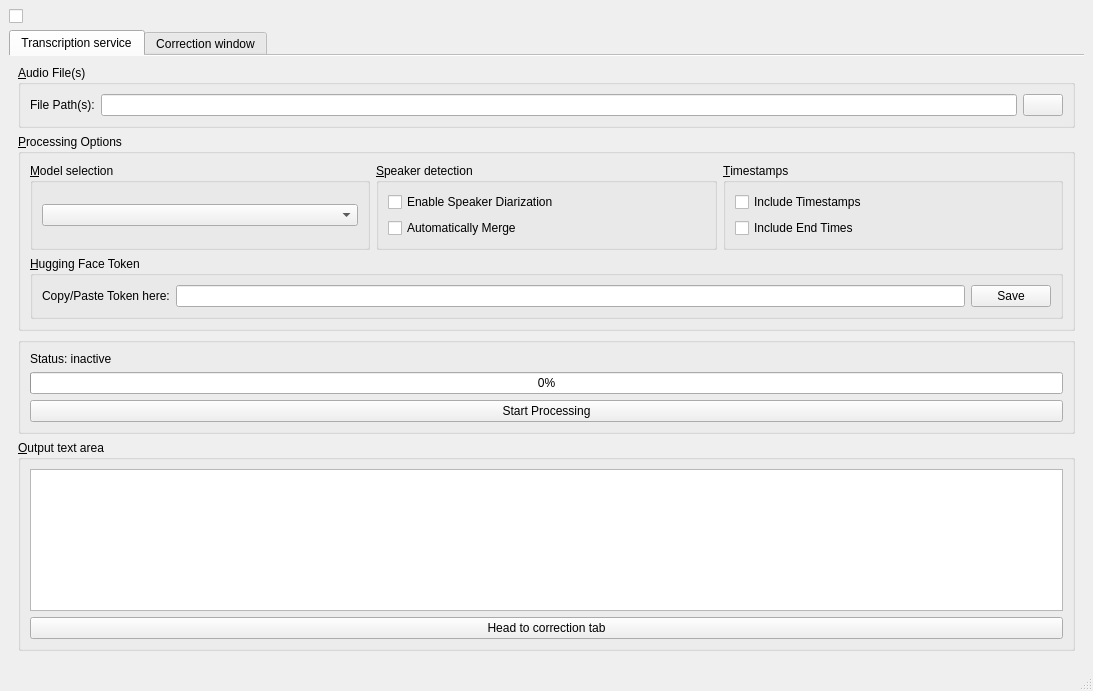
The window that ui/main_window.ui (OLi-pel/AutoVerse) describes before a commit, drawn with Qt 5.
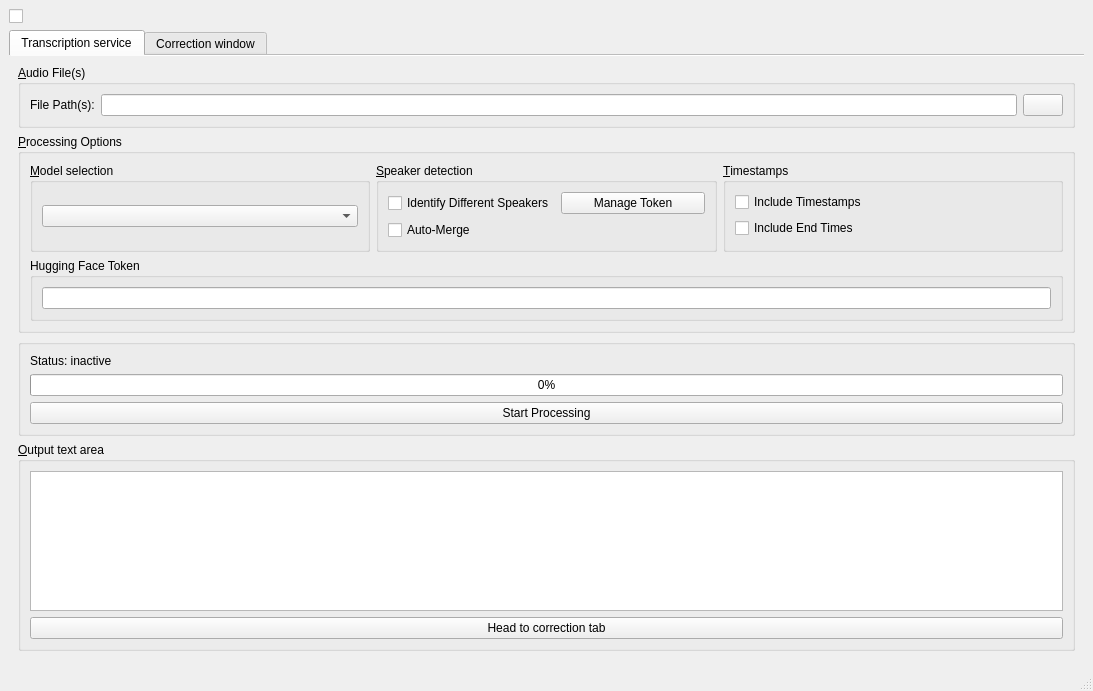
The same window after the commit. Icons and pictures are not drawn. Custom widgets are drawn as their Qt base class.

Commit message: AutoVerse Build v1.0.1

```diff
--- a/ui/main_window.ui
+++ b/ui/main_window.ui
@@ -119,16 +119,27 @@
                    </property>
                    <layout class="QVBoxLayout" name="verticalLayout">
                     <item>
-                     <widget class="QCheckBox" name="diarization_checkbutton">
-                      <property name="text">
-                       <string>Enable Speaker Diarization</string>
-                      </property>
-                     </widget>
+                     <layout class="QHBoxLayout" name="horizontalLayout_diarization">
+                      <item>
+                       <widget class="QCheckBox" name="identify_speakers_checkbutton">
+                        <property name="text">
+                         <string>Identify Different Speakers</string>
+                        </property>
+                       </widget>
+                      </item>
+                      <item>
+                       <widget class="QPushButton" name="save_token_button">
+                        <property name="text">
+                         <string>Manage Token</string>
+                        </property>
+                       </widget>
+                      </item>
+                     </layout>
                     </item>
                     <item>
                      <widget class="QCheckBox" name="auto_merge_checkbutton">
                       <property name="text">
-                       <string>Automatically Merge</string>
+                       <string>Auto-Merge</string>
                       </property>
                      </widget>
                     </item>
@@ -161,29 +172,12 @@
                  <item row="1" column="0" colspan="3">
                   <widget class="QGroupBox" name="huggingface_token_frame">
                    <property name="title">
-                    <string>&amp;Hugging Face Token</string>
+                    <string>Hugging Face Token</string>
                    </property>
                    <layout class="QHBoxLayout" name="horizontalLayout_3">
-                    <item>
-                     <widget class="QLabel" name="label_2">
-                      <property name="text">
-                       <string>Copy/Paste Token here:</string>
-                      </property>
-                     </widget>
-                    </item>
                     <item>
                      <widget class="QLineEdit" name="huggingface_token_entry"/>
                     </item>
-                    <item>
-                     <widget class="QPushButton" name="save_token_button">
-                      <property name="text">
-                       <string>Save</string>
-                      </property>
-                      <property name="icon">
-                       <iconset theme="QIcon::ThemeIcon::DocumentSave"/>
-                      </property>
-                     </widget>
-                    </item>
                    </layout>
                   </widget>
                  </item>
```
Left out of the diff: 2 changed lines with no effect on the pictures. The commit also changes 9 other files.
